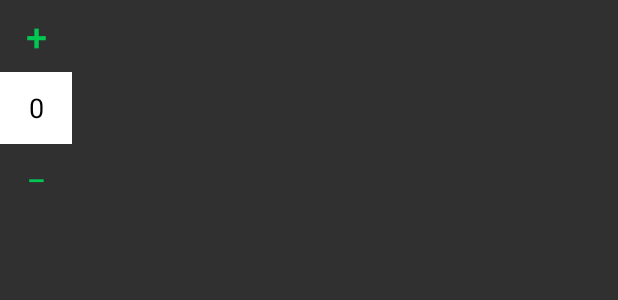
After one commit to carvaq/random-ticker, an Android app: the layout numer_picker.xml on its own in the app's theme, with its tools: preview values and no code run, on a phone screen of 412 x 824 dp. The commit adds this screen. Shown: the top 300 px of the screen. Run offline under Robolectric (Android 15) with nearby library versions, the phone set to English and light mode, and no system bars.

Commit message:
Refactoring main activity

```diff
--- a/app/build.gradle
+++ b/app/build.gradle
@@ -58,7 +58,7 @@ dependencies {
     annotationProcessor 'com.jakewharton:butterknife-compiler:8.8.1'
 
     implementation 'pl.bclogic:pulsator4droid:1.0.3'
-    implementation 'com.shawnlin:number-picker:2.4.4'
+    implementation 'com.github.travijuu:numberpicker:1.0.7'
     implementation 'com.github.stephanenicolas.toothpick:toothpick-runtime:1.0.8'
     implementation 'com.github.stephanenicolas.toothpick:smoothie:1.0.8'
     implementation 'com.github.kobakei.grenade:library:1.1.0'
--- a/app/src/main/java/com/cvv/fanstaticapps/randomticker/OnAlarmReceive.java
+++ b/app/src/main/java/com/cvv/fanstaticapps/randomticker/OnAlarmReceive.java
@@ -6,7 +6,7 @@ import android.content.Intent;
 import android.content.SharedPreferences;
 import android.preference.PreferenceManager;
 
-import com.cvv.fanstaticapps.randomticker.activities.AlarmActivityNavigator;
+import com.cvv.fanstaticapps.randomticker.activities.KlaxonActivityNavigator;
 import com.cvv.fanstaticapps.randomticker.helper.PrefUserSettings;
 
 public class OnAlarmReceive extends BroadcastReceiver {
@@ -14,7 +14,7 @@ public class OnAlarmReceive extends BroadcastReceiver {
     @Override
     public void onReceive(Context context, Intent intent) {
         // Start the MainActivity
-        Intent alarmIntent = new AlarmActivityNavigator(true)
+        Intent alarmIntent = new KlaxonActivityNavigator(true)
                 .build(context);
         SharedPreferences prefs = PreferenceManager.getDefaultSharedPreferences(context);
         PrefUserSettings preferences = new PrefUserSettings(prefs);
--- a/app/src/main/java/com/cvv/fanstaticapps/randomticker/activities/KlaxonActivity.java
+++ b/app/src/main/java/com/cvv/fanstaticapps/randomticker/activities/KlaxonActivity.java
@@ -50,7 +50,7 @@ public class KlaxonActivity extends BaseActivity {
     protected void onCreate(Bundle savedInstanceState) {
         super.onCreate(savedInstanceState);
         setContentView(R.layout.activity_klaxon);
-        AlarmActivityNavigator.inject(this, getIntent());
+        KlaxonActivityNavigator.inject(this, getIntent());
 
         intervalFinished = preferences.getIntervalFinished();
     }
--- /dev/null
+++ b/app/src/main/res/layout/numer_picker.xml
@@ -0,0 +1,38 @@
+<LinearLayout
+    xmlns:android="http://schemas.android.com/apk/res/android"
+    android:layout_width="wrap_content"
+    android:layout_height="wrap_content"
+    android:orientation="vertical">
+
+    <Button
+        android:id="@+id/increment"
+        android:layout_width="@dimen/touch_height"
+        android:layout_height="@dimen/touch_height"
+        android:background="@null"
+        android:padding="0dp"
+        android:text="@string/plus"
+        android:textColor="@color/colorAccent"
+        android:textSize="25sp"/>
+
+    <EditText
+        android:id="@+id/display"
+        android:layout_width="match_parent"
+        android:layout_height="0dp"
+        android:layout_weight="1"
+        android:background="@android:color/white"
+        android:gravity="center"
+        android:inputType="number"
+        android:minHeight="@dimen/touch_height"
+        android:text="@string/default_value"
+        android:textColor="@android:color/black"/>
+
+    <Button
+        android:id="@+id/decrement"
+        android:layout_width="@dimen/touch_height"
+        android:layout_height="@dimen/touch_height"
+        android:background="@null"
+        android:padding="0dp"
+        android:text="@string/minus"
+        android:textColor="@color/colorAccent"
+        android:textStyle="bold"/>
+</LinearLayout>
--- /dev/null
+++ b/app/src/main/res/values-sw600dp/dimens.xml
@@ -0,0 +1,5 @@
+<?xml version="1.0" encoding="utf-8"?>
+<resources>
+    <dimen name="touch_height">64dp</dimen>
+    <dimen name="range_container_min_width">480dp</dimen>
+</resources>
--- a/app/src/main/res/values/dimens.xml
+++ b/app/src/main/res/values/dimens.xml
@@ -7,4 +7,7 @@
     <dimen name="sectionMargin">36dp</dimen>
     <dimen name="editTextCornerRadius">8dp</dimen>
     <dimen name="editTextStokeWidth">4dp</dimen>
+    <dimen name="titleMargin">8dp</dimen>
+    <dimen name="touch_height">48dp</dimen>
+    <dimen name="range_container_min_width">99999dp</dimen>
 </resources>
--- a/app/src/main/res/values/strings.xml
+++ b/app/src/main/res/values/strings.xml
@@ -10,4 +10,7 @@
     <string name="button_dismissed">Dismissed</string>
     <string name="button_dimiss">Dimiss</string>
     <string name="notification_title">%s timer running</string>
+    <string name="plus">+</string>
+    <string name="minus">—</string>
+    <string name="default_value">0</string>
 </resources>
```
Also changed, not shown: app/src/main/java/com/cvv/fanstaticapps/randomticker/activities/MainActivity.java (+20 -38 lines), app/src/main/java/com/cvv/fanstaticapps/randomticker/helper/TimerHelper.java (+4 -3 lines), app/src/main/res/layout-land/activity_main.xml (deleted, +0 -40 lines), app/src/main/res/layout/activity_main.xml (+64 -3 lines), app/src/main/res/layout/content_range.xml (deleted, +0 -66 lines), app/src/main/res/values/styles.xml (+10 -8 lines).
